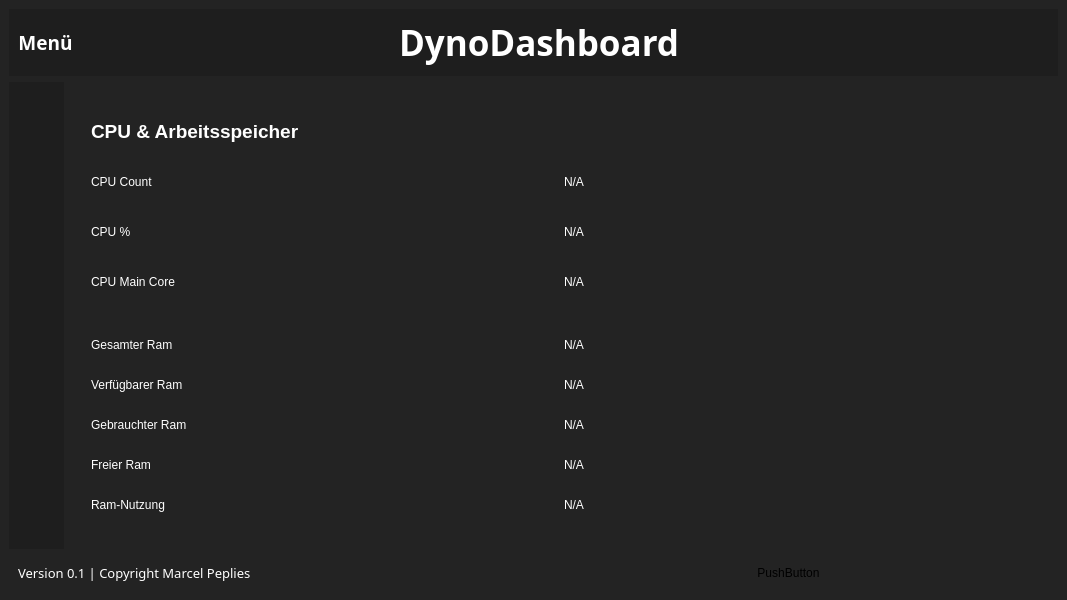
Above: ui/dynoDash.ui from Marcen1603/dynoBoard before the change. Below: the same form after it.
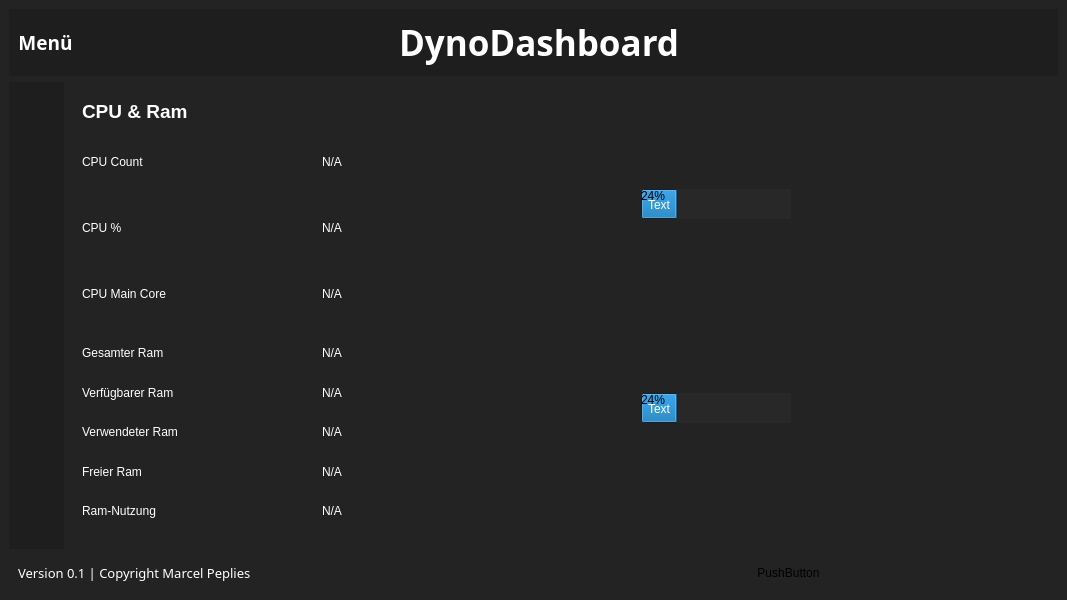
That is the form after the change. The open tabs and pages were chosen to show the change. Icons and pictures are not drawn.

Commit message: Change ui structure and implement the first method to set infos

```diff
--- a/ui/dynoDash.ui
+++ b/ui/dynoDash.ui
@@ -729,7 +729,7 @@
          <property name="frameShadow">
           <enum>QFrame::Raised</enum>
          </property>
-         <layout class="QVBoxLayout" name="verticalLayout_2">
+         <layout class="QVBoxLayout" name="verticalLayout_3">
           <item>
            <widget class="QStackedWidget" name="stackedWidget">
             <property name="currentIndex">
@@ -738,78 +738,39 @@
             <widget class="QWidget" name="overview_page"/>
             <widget class="QWidget" name="internet_page"/>
             <widget class="QWidget" name="computer_page">
-             <layout class="QVBoxLayout" name="verticalLayout_3">
-              <item>
-               <widget class="QFrame" name="cpu_info_frame">
+             <layout class="QVBoxLayout" name="verticalLayout_2">
+              <item alignment="Qt::AlignTop">
+               <widget class="QFrame" name="frame_24">
+                <property name="sizePolicy">
+                 <sizepolicy hsizetype="Minimum" vsizetype="Minimum">
+                  <horstretch>0</horstretch>
+                  <verstretch>0</verstretch>
+                 </sizepolicy>
+                </property>
                 <property name="frameShape">
                  <enum>QFrame::StyledPanel</enum>
                 </property>
                 <property name="frameShadow">
                  <enum>QFrame::Raised</enum>
                 </property>
-                <layout class="QGridLayout" name="gridLayout">
-                 <item row="1" column="0">
-                  <widget class="QLabel" name="label_12">
-                   <property name="styleSheet">
-                    <string notr="true">color: rgb(255, 255, 255);</string>
-                   </property>
-                   <property name="text">
-                    <string>CPU Count</string>
-                   </property>
-                  </widget>
-                 </item>
-                 <item row="4" column="1">
-                  <widget class="QLabel" name="label_17">
-                   <property name="styleSheet">
-                    <string notr="true">color: rgb(255, 255, 255);</string>
-                   </property>
-                   <property name="text">
-                    <string>N/A</string>
-                   </property>
-                  </widget>
-                 </item>
-                 <item row="1" column="1">
-                  <widget class="QLabel" name="label_15">
-                   <property name="styleSheet">
-                    <string notr="true">color: rgb(255, 255, 255);</string>
-                   </property>
-                   <property name="text">
-                    <string>N/A</string>
-                   </property>
-                  </widget>
-                 </item>
-                 <item row="2" column="1">
-                  <widget class="QLabel" name="label_16">
-                   <property name="styleSheet">
-                    <string notr="true">color: rgb(255, 255, 255);</string>
-                   </property>
-                   <property name="text">
-                    <string>N/A</string>
-                   </property>
-                  </widget>
-                 </item>
-                 <item row="4" column="0">
-                  <widget class="QLabel" name="label_14">
-                   <property name="styleSheet">
-                    <string notr="true">color: rgb(255, 255, 255);</string>
-                   </property>
-                   <property name="text">
-                    <string>CPU Main Core</string>
-                   </property>
-                  </widget>
-                 </item>
-                 <item row="2" column="0">
-                  <widget class="QLabel" name="label_13">
-                   <property name="styleSheet">
-                    <string notr="true">color: rgb(255, 255, 255);</string>
-                   </property>
-                   <property name="text">
-                    <string>CPU %</string>
-                   </property>
-                  </widget>
-                 </item>
-                 <item row="0" column="0">
-                  <widget class="QLabel" name="label_28">
+                <layout class="QHBoxLayout" name="horizontalLayout_19">
+                 <property name="spacing">
+                  <number>0</number>
+                 </property>
+                 <property name="leftMargin">
+                  <number>0</number>
+                 </property>
+                 <property name="topMargin">
+                  <number>0</number>
+                 </property>
+                 <property name="rightMargin">
+                  <number>0</number>
+                 </property>
+                 <property name="bottomMargin">
+                  <number>0</number>
+                 </property>
+                 <item alignment="Qt::AlignTop">
+                  <widget class="QLabel" name="label_50">
                    <property name="font">
                     <font>
                      <pointsize>14</pointsize>
@@ -821,120 +782,521 @@
                     <string notr="true">color: rgb(255, 255, 255);</string>
                    </property>
                    <property name="text">
-                    <string>CPU &amp; Arbeitsspeicher</string>
+                    <string>CPU &amp; Ram</string>
                    </property>
                   </widget>
                  </item>
                 </layout>
                </widget>
               </item>
+              <item>
+               <widget class="QFrame" name="cpu_info_frame">
+                <property name="sizePolicy">
+                 <sizepolicy hsizetype="Expanding" vsizetype="Expanding">
+                  <horstretch>0</horstretch>
+                  <verstretch>0</verstretch>
+                 </sizepolicy>
+                </property>
+                <property name="frameShape">
+                 <enum>QFrame::StyledPanel</enum>
+                </property>
+                <property name="frameShadow">
+                 <enum>QFrame::Raised</enum>
+                </property>
+                <layout class="QHBoxLayout" name="horizontalLayout_16">
+                 <property name="spacing">
+                  <number>0</number>
+                 </property>
+                 <property name="leftMargin">
+                  <number>0</number>
+                 </property>
+                 <property name="topMargin">
+                  <number>0</number>
+                 </property>
+                 <property name="rightMargin">
+                  <number>0</number>
+                 </property>
+                 <property name="bottomMargin">
+                  <number>0</number>
+                 </property>
+                 <item>
+                  <widget class="QFrame" name="frame_20">
+                   <property name="frameShape">
+                    <enum>QFrame::StyledPanel</enum>
+                   </property>
+                   <property name="frameShadow">
+                    <enum>QFrame::Raised</enum>
+                   </property>
+                   <layout class="QVBoxLayout" name="verticalLayout_20">
+                    <property name="spacing">
+                     <number>0</number>
+                    </property>
+                    <property name="leftMargin">
+                     <number>0</number>
+                    </property>
+                    <property name="topMargin">
+                     <number>0</number>
+                    </property>
+                    <property name="rightMargin">
+                     <number>0</number>
+                    </property>
+                    <property name="bottomMargin">
+                     <number>0</number>
+                    </property>
+                    <item>
+                     <widget class="QFrame" name="frame_22">
+                      <property name="frameShape">
+                       <enum>QFrame::StyledPanel</enum>
+                      </property>
+                      <property name="frameShadow">
+                       <enum>QFrame::Raised</enum>
+                      </property>
+                      <layout class="QHBoxLayout" name="horizontalLayout_17">
+                       <property name="spacing">
+                        <number>0</number>
+                       </property>
+                       <property name="leftMargin">
+                        <number>0</number>
+                       </property>
+                       <property name="topMargin">
+                        <number>0</number>
+                       </property>
+                       <property name="rightMargin">
+                        <number>0</number>
+                       </property>
+                       <property name="bottomMargin">
+                        <number>0</number>
+                       </property>
+                       <item>
+                        <widget class="QFrame" name="frame_23">
+                         <property name="frameShape">
+                          <enum>QFrame::StyledPanel</enum>
+                         </property>
+                         <property name="frameShadow">
+                          <enum>QFrame::Raised</enum>
+                         </property>
+                         <layout class="QVBoxLayout" name="verticalLayout_21">
+                          <property name="spacing">
+                           <number>0</number>
+                          </property>
+                          <property name="leftMargin">
+                           <number>0</number>
+                          </property>
+                          <property name="topMargin">
+                           <number>0</number>
+                          </property>
+                          <property name="rightMargin">
+                           <number>0</number>
+                          </property>
+                          <property name="bottomMargin">
+                           <number>0</number>
+                          </property>
+                          <item>
+                           <widget class="QLabel" name="label_12">
+                            <property name="styleSheet">
+                             <string notr="true">color: rgb(255, 255, 255);</string>
+                            </property>
+                            <property name="text">
+                             <string>CPU Count</string>
+                            </property>
+                           </widget>
+                          </item>
+                          <item>
+                           <widget class="QLabel" name="label_13">
+                            <property name="styleSheet">
+                             <string notr="true">color: rgb(255, 255, 255);</string>
+                            </property>
+                            <property name="text">
+                             <string>CPU %</string>
+                            </property>
+                           </widget>
+                          </item>
+                          <item>
+                           <widget class="QLabel" name="label_14">
+                            <property name="styleSheet">
+                             <string notr="true">color: rgb(255, 255, 255);</string>
+                            </property>
+                            <property name="text">
+                             <string>CPU Main Core</string>
+                            </property>
+                           </widget>
+                          </item>
+                         </layout>
+                        </widget>
+                       </item>
+                       <item>
+                        <widget class="QFrame" name="frame_25">
+                         <property name="frameShape">
+                          <enum>QFrame::StyledPanel</enum>
+                         </property>
+                         <property name="frameShadow">
+                          <enum>QFrame::Raised</enum>
+                         </property>
+                         <layout class="QVBoxLayout" name="verticalLayout_22">
+                          <property name="spacing">
+                           <number>0</number>
+                          </property>
+                          <property name="leftMargin">
+                           <number>0</number>
+                          </property>
+                          <property name="topMargin">
+                           <number>0</number>
+                          </property>
+                          <property name="rightMargin">
+                           <number>0</number>
+                          </property>
+                          <property name="bottomMargin">
+                           <number>0</number>
+                          </property>
+                          <item>
+                           <widget class="QLabel" name="cpu_count">
+                            <property name="styleSheet">
+                             <string notr="true">color: rgb(255, 255, 255);</string>
+                            </property>
+                            <property name="text">
+                             <string>N/A</string>
+                            </property>
+                           </widget>
+                          </item>
+                          <item>
+                           <widget class="QLabel" name="cpu_per">
+                            <property name="styleSheet">
+                             <string notr="true">color: rgb(255, 255, 255);</string>
+                            </property>
+                            <property name="text">
+                             <string>N/A</string>
+                            </property>
+                           </widget>
+                          </item>
+                          <item>
+                           <widget class="QLabel" name="cpu_main_core">
+                            <property name="styleSheet">
+                             <string notr="true">color: rgb(255, 255, 255);</string>
+                            </property>
+                            <property name="text">
+                             <string>N/A</string>
+                            </property>
+                           </widget>
+                          </item>
+                         </layout>
+                        </widget>
+                       </item>
+                      </layout>
+                     </widget>
+                    </item>
+                   </layout>
+                  </widget>
+                 </item>
+                 <item>
+                  <widget class="QFrame" name="frame_18">
+                   <property name="frameShape">
+                    <enum>QFrame::StyledPanel</enum>
+                   </property>
+                   <property name="frameShadow">
+                    <enum>QFrame::Raised</enum>
+                   </property>
+                   <widget class="QProgressBar" name="cpu_progress_bar">
+                    <property name="geometry">
+                     <rect>
+                      <x>80</x>
+                      <y>60</y>
+                      <width>150</width>
+                      <height>30</height>
+                     </rect>
+                    </property>
+                    <property name="minimumSize">
+                     <size>
+                      <width>150</width>
+                      <height>30</height>
+                     </size>
+                    </property>
+                    <property name="styleSheet">
+                     <string notr="true">background-color: rgb(40, 40, 40);</string>
+                    </property>
+                    <property name="value">
+                     <number>24</number>
+                    </property>
+                   </widget>
+                   <widget class="QLabel" name="label_cpu_progress_bar">
+                    <property name="geometry">
+                     <rect>
+                      <x>87</x>
+                      <y>68</y>
+                      <width>31</width>
+                      <height>15</height>
+                     </rect>
+                    </property>
+                    <property name="styleSheet">
+                     <string notr="true">color: rgb(255, 255, 255);
+background-color: rgba(255, 255, 255, 0);</string>
+                    </property>
+                    <property name="text">
+                     <string>Text</string>
+                    </property>
+                   </widget>
+                  </widget>
+                 </item>
+                </layout>
+               </widget>
+              </item>
               <item>
                <widget class="QFrame" name="ram_info">
+                <property name="sizePolicy">
+                 <sizepolicy hsizetype="Expanding" vsizetype="Expanding">
+                  <horstretch>0</horstretch>
+                  <verstretch>0</verstretch>
+                 </sizepolicy>
+                </property>
                 <property name="frameShape">
                  <enum>QFrame::StyledPanel</enum>
                 </property>
                 <property name="frameShadow">
                  <enum>QFrame::Raised</enum>
                 </property>
-                <layout class="QGridLayout" name="gridLayout_2">
-                 <item row="0" column="0">
-                  <widget class="QLabel" name="label_18">
-                   <property name="styleSheet">
-                    <string notr="true">color: rgb(255, 255, 255);</string>
+                <layout class="QHBoxLayout" name="horizontalLayout_18">
+                 <property name="spacing">
+                  <number>0</number>
+                 </property>
+                 <property name="leftMargin">
+                  <number>0</number>
+                 </property>
+                 <property name="topMargin">
+                  <number>0</number>
+                 </property>
+                 <property name="rightMargin">
+                  <number>0</number>
+                 </property>
+                 <property name="bottomMargin">
+                  <number>0</number>
+                 </property>
+                 <item>
+                  <widget class="QFrame" name="frame_26">
+                   <property name="frameShape">
+                    <enum>QFrame::StyledPanel</enum>
                    </property>
-                   <property name="text">
-                    <string>Gesamter Ram</string>
+                   <property name="frameShadow">
+                    <enum>QFrame::Raised</enum>
                    </property>
+                   <layout class="QHBoxLayout" name="horizontalLayout_20">
+                    <property name="spacing">
+                     <number>0</number>
+                    </property>
+                    <property name="leftMargin">
+                     <number>0</number>
+                    </property>
+                    <property name="topMargin">
+                     <number>0</number>
+                    </property>
+                    <property name="rightMargin">
+                     <number>0</number>
+                    </property>
+                    <property name="bottomMargin">
+                     <number>0</number>
+                    </property>
+                    <item>
+                     <widget class="QFrame" name="frame_21">
+                      <property name="frameShape">
+                       <enum>QFrame::StyledPanel</enum>
+                      </property>
+                      <property name="frameShadow">
+                       <enum>QFrame::Raised</enum>
+                      </property>
+                      <layout class="QVBoxLayout" name="verticalLayout_24">
+                       <property name="spacing">
+                        <number>0</number>
+                       </property>
+                       <property name="leftMargin">
+                        <number>0</number>
+                       </property>
+                       <property name="topMargin">
+                        <number>0</number>
+                       </property>
+                       <property name="rightMargin">
+                        <number>0</number>
+                       </property>
+                       <property name="bottomMargin">
+                        <number>0</number>
+                       </property>
+                       <item>
+                        <widget class="QLabel" name="label_18">
+                         <property name="styleSheet">
+                          <string notr="true">color: rgb(255, 255, 255);</string>
+                         </property>
+                         <property name="text">
+                          <string>Gesamter Ram</string>
+                         </property>
+                        </widget>
+                       </item>
+                       <item>
+                        <widget class="QLabel" name="label1">
+                         <property name="styleSheet">
+                          <string notr="true">color: rgb(255, 255, 255);</string>
+                         </property>
+                         <property name="text">
+                          <string>Verfügbarer Ram</string>
+                         </property>
+                        </widget>
+                       </item>
+                       <item>
+                        <widget class="QLabel" name="label2">
+                         <property name="styleSheet">
+                          <string notr="true">color: rgb(255, 255, 255);</string>
+                         </property>
+                         <property name="text">
+                          <string>Verwendeter Ram</string>
+                         </property>
+                        </widget>
+                       </item>
+                       <item>
+                        <widget class="QLabel" name="label_24">
+                         <property name="styleSheet">
+                          <string notr="true">color: rgb(255, 255, 255);</string>
+                         </property>
+                         <property name="text">
+                          <string>Freier Ram</string>
+                         </property>
+                        </widget>
+                       </item>
+                       <item>
+                        <widget class="QLabel" name="label_26">
+                         <property name="styleSheet">
+                          <string notr="true">color: rgb(255, 255, 255);</string>
+                         </property>
+                         <property name="text">
+                          <string>Ram-Nutzung</string>
+                         </property>
+                        </widget>
+                       </item>
+                      </layout>
+                     </widget>
+                    </item>
+                    <item>
+                     <widget class="QFrame" name="frame_27">
+                      <property name="frameShape">
+                       <enum>QFrame::StyledPanel</enum>
+                      </property>
+                      <property name="frameShadow">
+                       <enum>QFrame::Raised</enum>
+                      </property>
+                      <layout class="QVBoxLayout" name="verticalLayout_23">
+                       <property name="spacing">
+                        <number>0</number>
+                       </property>
+                       <property name="leftMargin">
+                        <number>0</number>
+                       </property>
+                       <property name="topMargin">
+                        <number>0</number>
+                       </property>
+                       <property name="rightMargin">
+                        <number>0</number>
+                       </property>
+                       <property name="bottomMargin">
+                        <number>0</number>
+                       </property>
+                       <item>
+                        <widget class="QLabel" name="ram_usage">
+                         <property name="styleSheet">
+                          <string notr="true">color: rgb(255, 255, 255);</string>
+                         </property>
+                         <property name="text">
+                          <string>N/A</string>
+                         </property>
+                        </widget>
+                       </item>
+                       <item>
+                        <widget class="QLabel" name="total_ram">
+                         <property name="styleSheet">
+                          <string notr="true">color: rgb(255, 255, 255);</string>
+                         </property>
+                         <property name="text">
+                          <string>N/A</string>
+                         </property>
+                        </widget>
+                       </item>
+                       <item>
+                        <widget class="QLabel" name="available_ram">
+                         <property name="styleSheet">
+                          <string notr="true">color: rgb(255, 255, 255);</string>
+                         </property>
+                         <property name="text">
+                          <string>N/A</string>
+                         </property>
+                        </widget>
+                       </item>
+                       <item>
+                        <widget class="QLabel" name="used_ram">
+                         <property name="styleSheet">
+                          <string notr="true">color: rgb(255, 255, 255);</string>
+                         </property>
+                         <property name="text">
+                          <string>N/A</string>
+                         </property>
+                        </widget>
+                       </item>
+                       <item>
+                        <widget class="QLabel" name="free_ram">
+                         <property name="styleSheet">
+                          <string notr="true">color: rgb(255, 255, 255);</string>
+                         </property>
+                         <property name="text">
+                          <string>N/A</string>
+                         </property>
+                        </widget>
+                       </item>
+                      </layout>
+                     </widget>
+                    </item>
+                   </layout>
                   </widget>
                  </item>
-                 <item row="0" column="1">
-                  <widget class="QLabel" name="label_19">
-                   <property name="styleSheet">
-                    <string notr="true">color: rgb(255, 255, 255);</string>
+                 <item>
+                  <widget class="QFrame" name="frame_19">
+                   <property name="frameShape">
+                    <enum>QFrame::StyledPanel</enum>
                    </property>
-                   <property name="text">
-                    <string>N/A</string>
+                   <property name="frameShadow">
+                    <enum>QFrame::Raised</enum>
                    </property>
-                  </widget>
-                 </item>
-                 <item row="1" column="0">
-                  <widget class="QLabel" name="label_20">
-                   <property name="styleSheet">
-                    <string notr="true">color: rgb(255, 255, 255);</string>
-                   </property>
-                   <property name="text">
-                    <string>Verfügbarer Ram</string>
-                   </property>
-                  </widget>
-                 </item>
-                 <item row="1" column="1">
-                  <widget class="QLabel" name="label_21">
-                   <property name="styleSheet">
-                    <string notr="true">color: rgb(255, 255, 255);</string>
-                   </property>
-                   <property name="text">
-                    <string>N/A</string>
-                   </property>
-                  </widget>
-                 </item>
-                 <item row="2" column="0">
-                  <widget class="QLabel" name="label_22">
-                   <property name="styleSheet">
-                    <string notr="true">color: rgb(255, 255, 255);</string>
-                   </property>
-                   <property name="text">
-                    <string>Gebrauchter Ram</string>
-                   </property>
-                  </widget>
-                 </item>
-                 <item row="2" column="1">
-                  <widget class="QLabel" name="label_23">
-                   <property name="styleSheet">
-                    <string notr="true">color: rgb(255, 255, 255);</string>
-                   </property>
-                   <property name="text">
-                    <string>N/A</string>
-                   </property>
-                  </widget>
-                 </item>
-                 <item row="3" column="0">
-                  <widget class="QLabel" name="label_24">
-                   <property name="styleSheet">
-                    <string notr="true">color: rgb(255, 255, 255);</string>
-                   </property>
-                   <property name="text">
-                    <string>Freier Ram</string>
-                   </property>
-                  </widget>
-                 </item>
-                 <item row="3" column="1">
-                  <widget class="QLabel" name="label_25">
-                   <property name="styleSheet">
-                    <string notr="true">color: rgb(255, 255, 255);</string>
-                   </property>
-                   <property name="text">
-                    <string>N/A</string>
-                   </property>
-                  </widget>
-                 </item>
-                 <item row="4" column="0">
-                  <widget class="QLabel" name="label_26">
-                   <property name="styleSheet">
-                    <string notr="true">color: rgb(255, 255, 255);</string>
-                   </property>
-                   <property name="text">
-                    <string>Ram-Nutzung</string>
-                   </property>
-                  </widget>
-                 </item>
-                 <item row="4" column="1">
-                  <widget class="QLabel" name="label_27">
-                   <property name="styleSheet">
-                    <string notr="true">color: rgb(255, 255, 255);</string>
-                   </property>
-                   <property name="text">
-                    <string>N/A</string>
-                   </property>
+                   <widget class="QProgressBar" name="ram_progress_bar">
+                    <property name="geometry">
+                     <rect>
+                      <x>80</x>
+                      <y>60</y>
+                      <width>150</width>
+                      <height>30</height>
+                     </rect>
+                    </property>
+                    <property name="minimumSize">
+                     <size>
+                      <width>150</width>
+                      <height>30</height>
+                     </size>
+                    </property>
+                    <property name="styleSheet">
+                     <string notr="true">background-color: rgb(40, 40, 40);</string>
+                    </property>
+                    <property name="value">
+                     <number>24</number>
+                    </property>
+                   </widget>
+                   <widget class="QLabel" name="label_ram_progress_bar">
+                    <property name="geometry">
+                     <rect>
+                      <x>87</x>
+                      <y>68</y>
+                      <width>31</width>
+                      <height>15</height>
+                     </rect>
+                    </property>
+                    <property name="styleSheet">
+                     <string notr="true">color: rgb(255, 255, 255);
+background-color: rgba(255, 255, 255, 0);</string>
+                    </property>
+                    <property name="text">
+                     <string>Text</string>
+                    </property>
+                   </widget>
                   </widget>
                  </item>
                 </layout>
```
Left out of the diff: 4 changed lines with no effect on the pictures. The commit also changes 4 other files.
